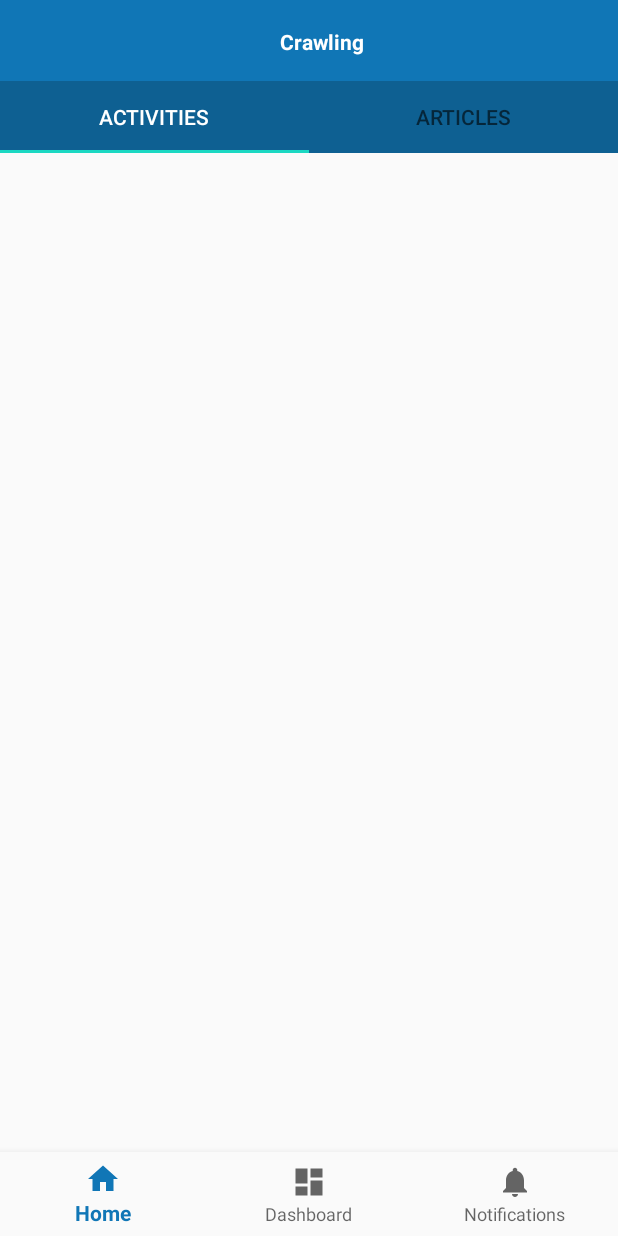
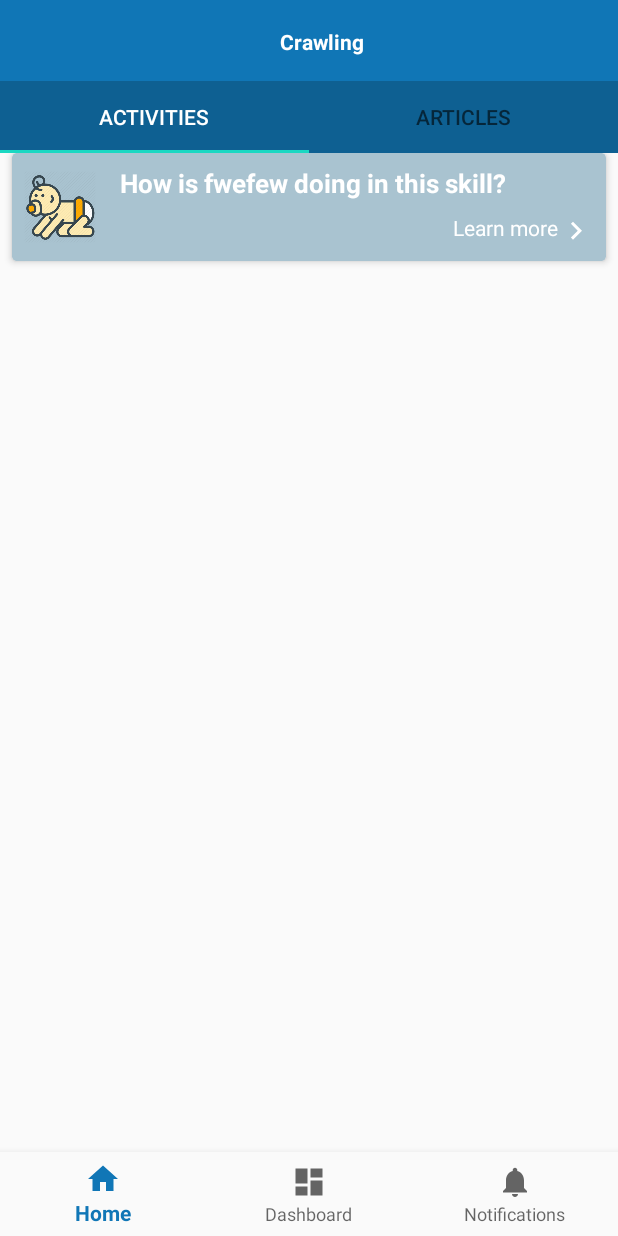
Before and after one commit to crismaver1993/kinedu, an Android app: the screen it shows after launch (MainActivity), on a phone screen of 412 x 824 dp. Run offline under Robolectric (Android 15) with nearby library versions, the phone set to English and light mode, and no system bars; our stand-ins replace navigation-ui; 2 statements that could not run were skipped.

Commit message:
feature: Se agregan recursos (imágenes, estilos, layouts) para sección activities

```diff
--- /dev/null
+++ b/app/src/main/res/drawable-v21/ic_arrow_right_white.xml
@@ -0,0 +1,4 @@
+<?xml version="1.0" encoding="UTF-8" standalone="no"?>
+<vector xmlns:android="http://schemas.android.com/apk/res/android" android:height="24dp" android:viewportHeight="24.0" android:viewportWidth="24.0" android:width="24dp">
+    <path android:fillColor="#FFFFFF" android:pathData="M8.59,16.34l4.58,-4.59 -4.58,-4.59L10,5.75l6,6 -6,6z"/>
+</vector>
--- /dev/null
+++ b/app/src/main/res/drawable/ic_arrow_right_white.xml
@@ -0,0 +1,4 @@
+<?xml version="1.0" encoding="UTF-8" standalone="no"?>
+<vector xmlns:android="http://schemas.android.com/apk/res/android" android:height="24dp" android:viewportHeight="24.0" android:viewportWidth="24.0" android:width="24dp">
+    <path android:fillColor="#FFFFFF" android:pathData="M8.59,16.34l4.58,-4.59 -4.58,-4.59L10,5.75l6,6 -6,6z"/>
+</vector>
--- a/app/src/main/res/layout/fragment_activities.xml
+++ b/app/src/main/res/layout/fragment_activities.xml
@@ -1,20 +1,84 @@
 <?xml version="1.0" encoding="utf-8"?>
-<androidx.coordinatorlayout.widget.CoordinatorLayout xmlns:android="http://schemas.android.com/apk/res/android"
+<androidx.constraintlayout.widget.ConstraintLayout xmlns:android="http://schemas.android.com/apk/res/android"
     xmlns:app="http://schemas.android.com/apk/res-auto"
     xmlns:tools="http://schemas.android.com/tools"
     android:layout_width="match_parent"
     android:layout_height="match_parent">
 
-    <TextView
-        android:id="@+id/tv_section_activities_label"
-        android:layout_width="wrap_content"
+    <androidx.cardview.widget.CardView
+        android:id="@+id/cv_activities_info"
+        style="@style/GrayCardViewStyle"
+        android:layout_width="0dp"
         android:layout_height="wrap_content"
-        android:layout_marginStart="@dimen/activity_horizontal_margin"
-        android:layout_marginTop="@dimen/activity_vertical_margin"
-        android:layout_marginEnd="@dimen/activity_horizontal_margin"
-        android:layout_marginBottom="@dimen/activity_vertical_margin"
-        app:layout_constraintLeft_toLeftOf="parent"
-        app:layout_constraintTop_toTopOf="@+id/constraintLayout"
-        tools:layout_constraintLeft_creator="1"
-        tools:layout_constraintTop_creator="1" />
-</androidx.coordinatorlayout.widget.CoordinatorLayout>
+        app:layout_constraintBottom_toTopOf="@id/rv_activities"
+        app:layout_constraintEnd_toEndOf="parent"
+        app:layout_constraintStart_toStartOf="parent">
+
+        <LinearLayout
+            android:layout_width="match_parent"
+            android:layout_height="wrap_content"
+            android:orientation="horizontal"
+            android:padding="8dp">
+
+            <ImageView
+                android:layout_width="48dp"
+                android:layout_height="48dp"
+                android:src="@drawable/img_baby_crawling"
+                android:contentDescription="@string/image_desc"
+                android:layout_marginEnd="8dp"
+                android:layout_marginRight="8dp"
+                android:layout_gravity="center"/>
+
+            <LinearLayout
+                android:layout_width="0dp"
+                android:layout_height="wrap_content"
+                android:layout_weight="1"
+                android:orientation="vertical">
+
+                <TextView
+                    android:layout_width="match_parent"
+                    android:layout_height="wrap_content"
+                    android:text="@string/question_how_is_doing"
+                    android:textStyle="bold"
+                    android:textColor="@color/colorWhite"
+                    android:baselineAligned="false"
+                    android:paddingStart="8dp"
+                    android:paddingLeft="8dp"
+                    android:textSize="17sp"
+                    tools:ignore="RtlSymmetry" />
+
+                <LinearLayout
+                    android:layout_width="wrap_content"
+                    android:layout_height="wrap_content"
+                    android:layout_gravity="end"
+                    android:paddingTop="8dp"
+                    android:orientation="horizontal">
+                <TextView
+                    android:layout_width="wrap_content"
+                    android:layout_height="wrap_content"
+                    android:baselineAligned="false"
+                    android:text="@string/label_learn_more"
+                    android:textSize="14sp"
+                    android:textColor="@color/colorWhite" />
+
+                    <ImageView
+                        android:layout_width="wrap_content"
+                        android:layout_height="wrap_content"
+                        android:src="@drawable/ic_arrow_right_white"/>
+            </LinearLayout>
+            </LinearLayout>
+        </LinearLayout>
+    </androidx.cardview.widget.CardView>
+
+    <androidx.recyclerview.widget.RecyclerView
+        android:id="@+id/rv_activities"
+        android:layout_width="match_parent"
+        android:layout_height="match_parent"
+        android:layout_marginTop="48dp"
+        android:padding="8dp"
+        app:layout_constraintBottom_toBottomOf="parent"
+        app:layout_constraintEnd_toEndOf="parent"
+        app:layout_constraintStart_toStartOf="parent"
+        app:layout_constraintTop_toBottomOf="@id/cv_activities_info" />
+
+</androidx.constraintlayout.widget.ConstraintLayout>
--- a/app/src/main/res/layout/fragment_articles.xml
+++ b/app/src/main/res/layout/fragment_articles.xml
@@ -5,7 +5,7 @@
     android:id="@+id/constraintLayout"
     android:layout_width="match_parent"
     android:layout_height="match_parent"
-    tools:context=".ui.catalogue.ActivitiesFragment">
+    tools:context=".ui.catalogue.activities.ActivitiesFragment">
 
     <TextView
         android:id="@+id/section_label"
--- /dev/null
+++ b/app/src/main/res/layout/item_activity_info.xml
@@ -0,0 +1,6 @@
+<?xml version="1.0" encoding="utf-8"?>
+<LinearLayout xmlns:android="http://schemas.android.com/apk/res/android"
+    android:orientation="vertical" android:layout_width="match_parent"
+    android:layout_height="match_parent">
+
+</LinearLayout>
--- a/app/src/main/res/values/colors.xml
+++ b/app/src/main/res/values/colors.xml
@@ -6,4 +6,5 @@
 
     <color name="colorWhite">#FFFFFF</color>
     <color name="colorBlack">#000000</color>
+    <color name="colorGrey">#A9C3D0</color>
 </resources>
--- a/app/src/main/res/values/strings.xml
+++ b/app/src/main/res/values/strings.xml
@@ -7,4 +7,7 @@
     <string name="tab_text_activities">Activities</string>
     <string name="tab_text_arcticles">Articles</string>
     <string name="title_activity_main_d">MainDActivity</string>
+    <string name="image_desc">image_desc</string>
+    <string name="question_how_is_doing">How is fwefew doing in this skill?</string>
+    <string name="label_learn_more">Learn more</string>
 </resources>
--- a/app/src/main/res/values/styles.xml
+++ b/app/src/main/res/values/styles.xml
@@ -14,7 +14,14 @@
     </style>
 
     <style name="AppTheme.AppBarOverlay" parent="ThemeOverlay.AppCompat.Dark.ActionBar" />
-
     <style name="AppTheme.PopupOverlay" parent="ThemeOverlay.AppCompat.Light" />
 
+    <style name="GrayCardViewStyle" parent="CardView">
+        <item name="cardBackgroundColor">@color/colorGrey</item>
+        <item name="android:foreground">?android:selectableItemBackground</item>
+        <item name="cardElevation">3dp</item>
+        <item name="cardCornerRadius">3dp</item>
+        <item name="android:clickable">true</item>
+        <item name="android:layout_margin">8dp</item>
+    </style>
 </resources>
```
Also changed, not shown: app/src/main/res/drawable-hdpi/img_baby_crawling.png (added), app/src/main/res/drawable-mdpi/img_baby_crawling.png (added), app/src/main/res/drawable-xhdpi/img_baby_crawling.png (added), app/src/main/res/drawable-xxhdpi/img_baby_crawling.png (added), app/src/main/res/drawable-xxxhdpi/img_baby_crawling.png (added).
